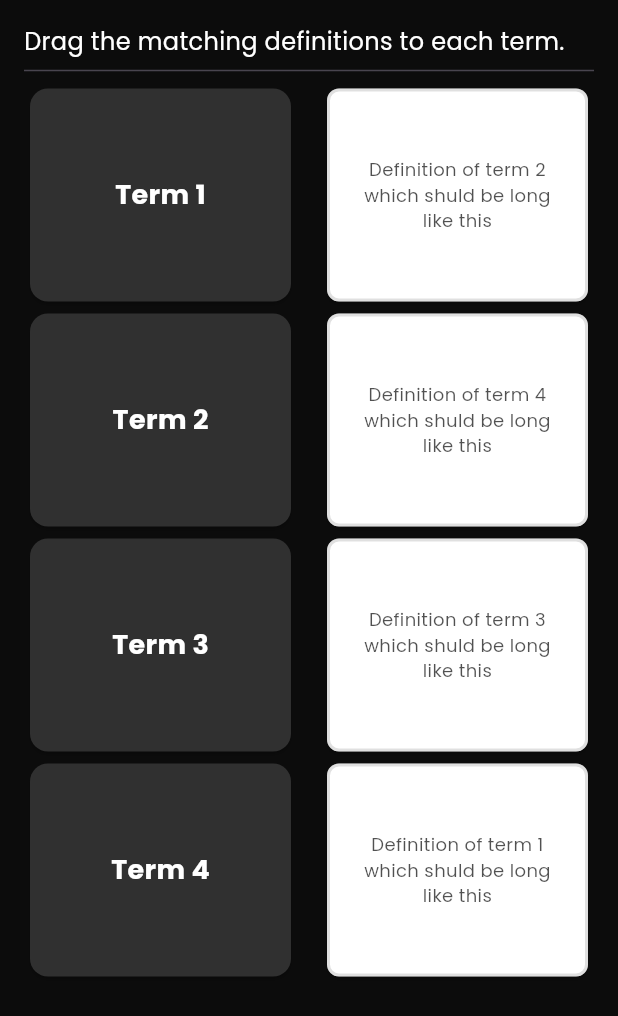
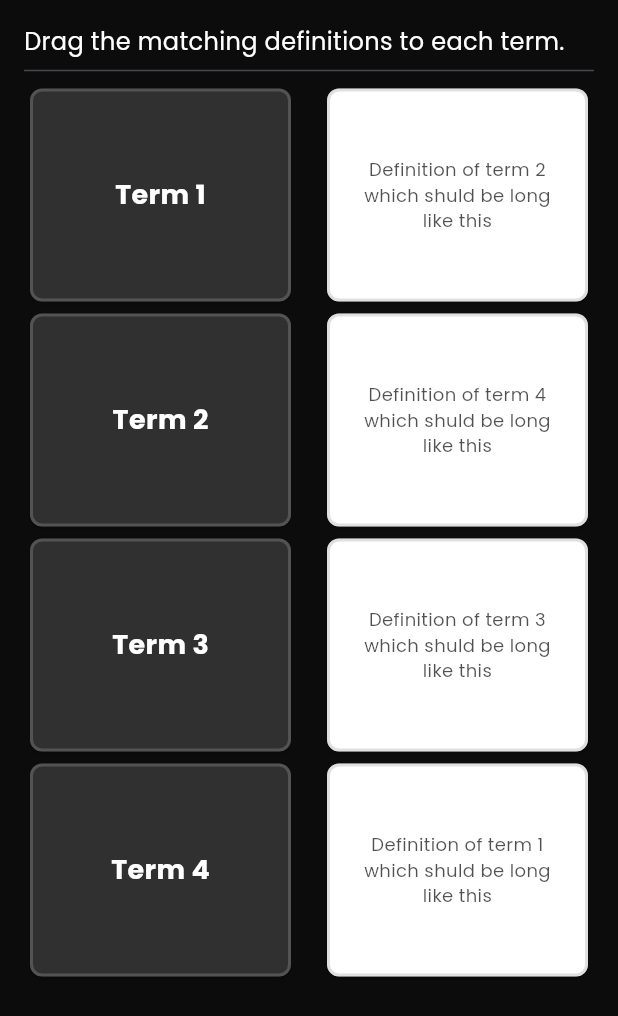
Before and after one commit to luisghdez/lumi_learn, a Flutter app: the MatchTerms screen opened directly with sample values from the repository, on a phone screen of 412 x 824 dp. Shown: the top 1016 px of the screen. Run offline on Flutter 3.47's test engine with Material 3 defaults, Android fonts, the light colour scheme and no system bars; our stand-ins replace get, google_fonts.

Commit message:
match cards w logic

```diff
--- a/lib/screens/courses/lessons/match_terms_screen.dart
+++ b/lib/screens/courses/lessons/match_terms_screen.dart
@@ -19,9 +19,15 @@ class _MatchTermsState extends State<MatchTerms> {
   // Definitions on the right side, shuffled.
   late List<Flashcard> shuffledDefinitions;
 
-  // Track the visual state (border color, opacity) for each definition card.
+  // For definition cards.
   late List<Color> definitionBorderColors;
   late List<double> definitionOpacities;
+  late List<bool> definitionMatched;
+
+  // For term cards.
+  late List<Color> termBorderColors;
+  late List<double> termOpacities;
+  late List<bool> termMatched;
 
   @override
   void initState() {
@@ -33,10 +39,39 @@ class _MatchTermsState extends State<MatchTerms> {
     shuffledDefinitions = List<Flashcard>.from(widget.question.flashcards);
     shuffledDefinitions.shuffle();
 
-    // Initialize border colors and opacities for each definition card.
-    definitionBorderColors =
-        List<Color>.filled(shuffledDefinitions.length, greyBorder);
-    definitionOpacities = List<double>.filled(shuffledDefinitions.length, 1.0);
+    // Initialize definition card states as growable lists.
+    definitionBorderColors = List<Color>.filled(
+      shuffledDefinitions.length,
+      greyBorder,
+      growable: true,
+    );
+    definitionOpacities = List<double>.filled(
+      shuffledDefinitions.length,
+      1.0,
+      growable: true,
+    );
+    definitionMatched = List<bool>.filled(
+      shuffledDefinitions.length,
+      false,
+      growable: true,
+    );
+
+    // Initialize term card states as growable lists.
+    termBorderColors = List<Color>.filled(
+      widget.question.flashcards.length,
+      greyBorder,
+      growable: true,
+    );
+    termOpacities = List<double>.filled(
+      widget.question.flashcards.length,
+      1.0,
+      growable: true,
+    );
+    termMatched = List<bool>.filled(
+      widget.question.flashcards.length,
+      false,
+      growable: true,
+    );
   }
 
   bool allMatched() {
@@ -53,7 +88,7 @@ class _MatchTermsState extends State<MatchTerms> {
           Expanded(
             child: Row(
               children: [
-                // Left: Terms + DragTarget
+                // Left: Term cards with DragTarget.
                 Expanded(
                   child: ListView.builder(
                     itemCount: widget.question.flashcards.length,
@@ -65,7 +100,7 @@ class _MatchTermsState extends State<MatchTerms> {
                   ),
                 ),
                 const SizedBox(width: 16),
-                // Right: Draggable Definitions
+                // Right: Draggable Definitions (fixed positions)
                 Expanded(
                   child: _buildDefinitionsColumn(),
                 ),
@@ -90,7 +125,7 @@ class _MatchTermsState extends State<MatchTerms> {
     );
   }
 
-  /// Instructions widget (can customize further).
+  /// Instructions widget.
   Widget _buildInstructions(BuildContext context) {
     return Container(
       width: double.infinity,
@@ -101,16 +136,30 @@ class _MatchTermsState extends State<MatchTerms> {
     );
   }
 
-  /// A card with a Term and a DragTarget area.
-  /// We wrap it in a SizedBox (or ConstrainedBox) to enforce a uniform height.
+  /// Build a term card that is also a DragTarget.
   Widget _buildTermCard(String term, String? matchedDef, int termIndex) {
-    return SizedBox(
-      height: 150, // Fixed height for all term cards
+    // If term is already matched, return a placeholder to keep spacing.
+    if (termMatched[termIndex]) {
+      return SizedBox(height: 150);
+    }
+
+    return AnimatedOpacity(
+      duration: const Duration(milliseconds: 300),
+      opacity: termOpacities[termIndex],
+      child: SizedBox(
+        height: 150,
         child: Card(
+          shape: RoundedRectangleBorder(
+            side: BorderSide(
+              color: termBorderColors[termIndex],
+              width: 2.0,
+            ),
+            borderRadius: BorderRadius.circular(8.0),
+          ),
           color: Colors.grey[850],
           child: Padding(
             padding: const EdgeInsets.all(16.0),
-          child: DragTarget<String>(
+            child: DragTarget<Flashcard>(
               builder: (context, candidateData, rejectedData) {
                 return Align(
                   alignment: Alignment.center,
@@ -125,42 +174,66 @@ class _MatchTermsState extends State<MatchTerms> {
                 );
               },
               onWillAccept: (data) => true,
-            onAccept: (data) {
+              onAccept: (acceptedFlashcard) {
                 final correctDefinition =
                     widget.question.flashcards[termIndex].definition;
-              final isCorrect = (data == correctDefinition);
+                final isCorrect =
+                    (acceptedFlashcard.definition == correctDefinition);
 
-              // Find which item in the shuffled list was dragged
-              final defIndex =
-                  shuffledDefinitions.indexWhere((fc) => fc.definition == data);
+                // Update term card's visual state.
+                setState(() {
+                  if (isCorrect) {
+                    termBorderColors[termIndex] = Colors.green;
+                    matchedDefinitions[termIndex] =
+                        acceptedFlashcard.definition;
+                  } else {
+                    termBorderColors[termIndex] = Colors.red;
+                  }
+                });
 
+                if (isCorrect) {
+                  Future.delayed(const Duration(milliseconds: 500), () {
+                    setState(() {
+                      termOpacities[termIndex] = 0.0;
+                    });
+                    Future.delayed(const Duration(milliseconds: 300), () {
+                      setState(() {
+                        termMatched[termIndex] = true;
+                      });
+                    });
+                  });
+                } else {
+                  Future.delayed(const Duration(seconds: 1), () {
+                    setState(() {
+                      termBorderColors[termIndex] = greyBorder;
+                    });
+                  });
+                }
+
+                // Update the corresponding definition card.
+                final defIndex = shuffledDefinitions
+                    .indexWhere((fc) => fc == acceptedFlashcard);
                 if (defIndex != -1) {
                   setState(() {
                     if (isCorrect) {
-                    // Mark the term as matched
-                    matchedDefinitions[termIndex] = data;
-                    // Highlight in green, then fade out that definition card
                       definitionBorderColors[defIndex] = Colors.green;
-
-                    // Fade out after a short delay
+                    } else {
+                      definitionBorderColors[defIndex] = Colors.red;
+                    }
+                  });
+                  if (isCorrect) {
+                    final localIndex = defIndex;
                     Future.delayed(const Duration(milliseconds: 500), () {
                       setState(() {
-                        definitionOpacities[defIndex] = 0.0;
+                        definitionOpacities[localIndex] = 0.0;
                       });
-                      // Remove from list after fade completes
                       Future.delayed(const Duration(milliseconds: 300), () {
-                        if (defIndex < shuffledDefinitions.length) {
                         setState(() {
-                            shuffledDefinitions.removeAt(defIndex);
-                            definitionBorderColors.removeAt(defIndex);
-                            definitionOpacities.removeAt(defIndex);
+                          definitionMatched[localIndex] = true;
                         });
-                        }
                       });
                     });
                   } else {
-                    // Temporarily highlight in red, revert after a second
-                    definitionBorderColors[defIndex] = Colors.red;
                     Future.delayed(const Duration(seconds: 1), () {
                       setState(() {
                         if (defIndex < definitionBorderColors.length) {
@@ -169,9 +242,9 @@ class _MatchTermsState extends State<MatchTerms> {
                       });
                     });
                   }
-                });
                 }
               },
+            ),
           ),
         ),
       ),
@@ -183,64 +256,33 @@ class _MatchTermsState extends State<MatchTerms> {
     return ListView.builder(
       itemCount: shuffledDefinitions.length,
       itemBuilder: (context, index) {
-        final definition = shuffledDefinitions[index].definition;
-        return Draggable<String>(
-          data: definition,
-          // This is what appears under the finger while dragging.
-          feedback: _buildDefinitionDragFeedback(definition, index),
-          // Show a reduced opacity when the card is dragged away.
+        // If this definition card has been matched, return a placeholder.
+        if (definitionMatched[index]) {
+          return SizedBox(height: 150);
+        } else {
+          final flashcard = shuffledDefinitions[index];
+          final definition = flashcard.definition;
+          return Draggable<Flashcard>(
+            data: flashcard,
+            feedback: _buildDefinitionDragFeedback(flashcard, index),
             childWhenDragging: Opacity(
               opacity: 0.3,
               child: _buildDefinitionCard(definition, index),
             ),
             child: _buildDefinitionCard(definition, index),
           );
+        }
       },
     );
   }
 
-  /// Static card for a definition in the right column.
-  /// Also wrapped in a SizedBox to enforce uniform height.
+  /// Static card for a definition.
   Widget _buildDefinitionCard(String definition, int index) {
     return AnimatedOpacity(
       duration: const Duration(milliseconds: 300),
       opacity: definitionOpacities[index],
       child: SizedBox(
-        height: 150, // Fixed height for all definition cards
-        child: Card(
-          shape: RoundedRectangleBorder(
-            side: BorderSide(
-              color: definitionBorderColors[index],
-              width: 2.0,
-            ),
-            borderRadius: BorderRadius.circular(8.0),
-          ),
-          color: Colors.white,
-          // margin: const EdgeInsets.symmetric(vertical: 8.0, horizontal: 16.0),
-          child: Padding(
-            padding: const EdgeInsets.all(16.0),
-            child: Align(
-              alignment: Alignment.center,
-              child: Text(
-                textAlign: TextAlign.center,
-                definition,
-                style: const TextStyle(
-                    fontSize: 12, color: Color.fromARGB(174, 0, 0, 0)),
-              ),
-            ),
-          ),
-        ),
-      ),
-    );
-  }
-
-  /// Widget shown under the user's finger while dragging (full card).
-  Widget _buildDefinitionDragFeedback(String definition, int index) {
-    return Material(
-      color: Colors.transparent,
-      child: SizedBox(
-        width: 180, // Match your card width if desired
-        height: 150, // Match your card height if desired
+        height: 150,
         child: Card(
           shape: RoundedRectangleBorder(
             side: BorderSide(
@@ -258,7 +300,44 @@ class _MatchTermsState extends State<MatchTerms> {
                 textAlign: TextAlign.center,
                 definition,
                 style: const TextStyle(
-                    fontSize: 12, color: Color.fromARGB(174, 0, 0, 0)),
+                  fontSize: 12,
+                  color: Color.fromARGB(174, 0, 0, 0),
+                ),
+              ),
+            ),
+          ),
+        ),
+      ),
+    );
+  }
+
+  /// Widget shown under the user's finger while dragging a definition.
+  Widget _buildDefinitionDragFeedback(Flashcard flashcard, int index) {
+    return Material(
+      color: Colors.transparent,
+      child: SizedBox(
+        width: 180,
+        height: 150,
+        child: Card(
+          shape: RoundedRectangleBorder(
+            side: BorderSide(
+              color: definitionBorderColors[index],
+              width: 2.0,
+            ),
+            borderRadius: BorderRadius.circular(8.0),
+          ),
+          color: Colors.white,
+          child: Padding(
+            padding: const EdgeInsets.all(16.0),
+            child: Align(
+              alignment: Alignment.center,
+              child: Text(
+                textAlign: TextAlign.center,
+                flashcard.definition,
+                style: const TextStyle(
+                  fontSize: 12,
+                  color: Color.fromARGB(174, 0, 0, 0),
+                ),
               ),
             ),
           ),
```
Lines whose indentation alone changed are shown as unchanged.
